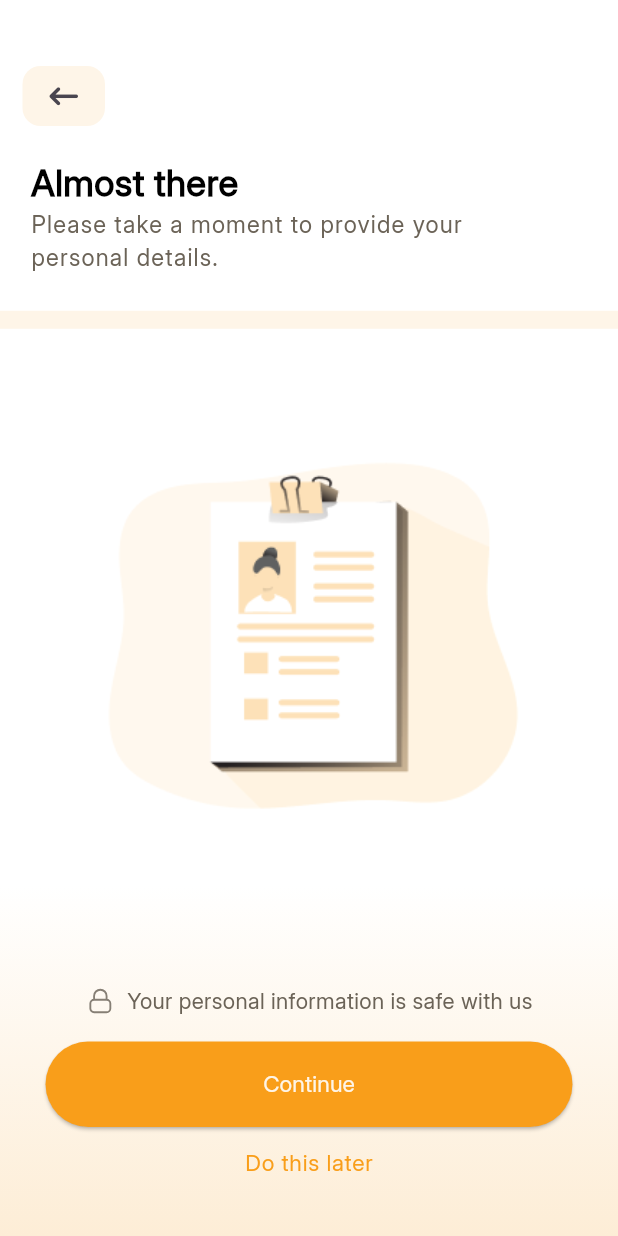
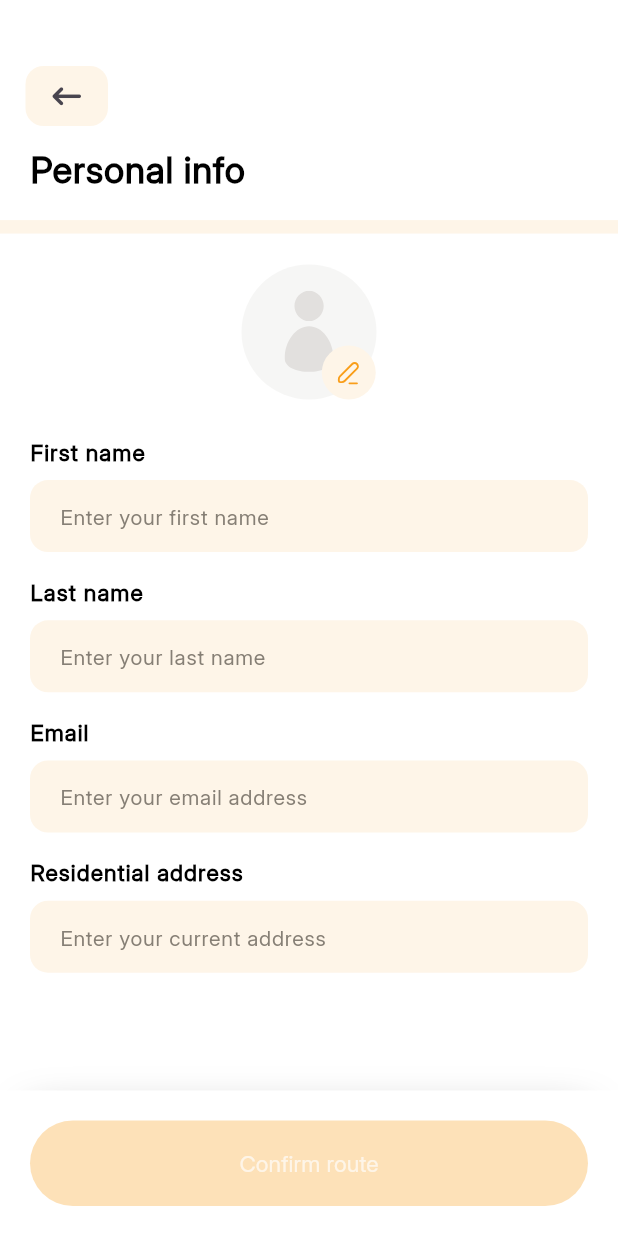
Before and after one commit to steve2700/toota-mobile-sa, a Flutter app: the screen it shows after launch, after a tap on "Continue", on a phone screen of 412 x 824 dp. Run offline on Flutter 3.47's test engine with Material 3 defaults, Android fonts, the phone set to English and light mode, and no system bars; our stand-ins replace flutter_svg, font_awesome_flutter.

Commit message:
`Added new routes and screens for KYC process`

```diff
--- a/toota_mobile_sa/lib/constants.dart
+++ b/toota_mobile_sa/lib/constants.dart
@@ -8,6 +8,8 @@ class AppColors {
   static const Color borderOutlineColor = Color(0xFFF99E1A);
   static const Color welcomeBorderColor = Color(0xFFE2E0DE);
   static const Color googleColor = Color(0xFF6B6357);
+  static const Color avatarColor = Color(0xFFF6F6F5);
+  static const Color inputFieldColor = Color(0xFF867F75);
 }
 
 class RouteNames {
@@ -15,4 +17,6 @@ class RouteNames {
   static const String role = '/role';
   static const String welcome = '/welcome';
   static const String onboarding = '/onboarding';
+  static const String kycone = '/kycone';
+  static const String kyctwo = '/kyctwo';
 }
--- a/toota_mobile_sa/lib/routes.dart
+++ b/toota_mobile_sa/lib/routes.dart
@@ -1,4 +1,6 @@
 import 'package:flutter/material.dart';
+import 'package:toota_mobile_sa/screens/KYC/kyc_screen_one.dart';
+import 'package:toota_mobile_sa/screens/KYC/kyc_screen_two.dart';
 import 'package:toota_mobile_sa/screens/Onboarding%20Page/onboarding.dart';
 import 'package:toota_mobile_sa/screens/role_screen.dart';
 import 'package:toota_mobile_sa/screens/Welcome%20Screen/welcome_screen.dart';
@@ -12,6 +14,8 @@ Map<String, WidgetBuilder> getAppRoutes() {
     RouteNames.role: (context) => const RoleScreen(),
     RouteNames.welcome: (context) => const WelcomeScreen(),
     RouteNames.onboarding: (context) =>  OnboardingScreen(),
+    RouteNames.kycone: (context) => KycScreenOne(),
+     RouteNames.kyctwo: (context) => KycScreenTwo(),
     // Add more routes as needed
   };
 }
--- /dev/null
+++ b/toota_mobile_sa/lib/screens/KYC/components/kyc_input_fields.dart
@@ -0,0 +1,91 @@
+import 'package:flutter/material.dart';
+import '../../../constants.dart';
+
+class InputField extends StatelessWidget {
+  final String label;
+  final String hintText;
+  final TextInputType type;
+  final TextEditingController controller;
+  final FocusNode focusNode;
+  final FocusNode? nextFocusNode;
+
+  const InputField({
+    super.key,
+    required this.label,
+    required this.hintText,
+    required this.type,
+    required this.controller,
+    required this.focusNode,
+    this.nextFocusNode,
+  });
+
+  @override
+  Widget build(BuildContext context) {
+    return Column(
+      crossAxisAlignment: CrossAxisAlignment.start,
+      children: [
+        Text(
+          label,
+          style: const TextStyle(
+            letterSpacing: 0.7,
+            fontFamily: "Inter",
+            fontSize: 15,
+            fontWeight: FontWeight.w600,
+            color: Colors.black,
+          ),
+        ),
+        const SizedBox(height: 8),
+        TextField(
+          controller: controller,
+          focusNode: focusNode,
+          textInputAction: nextFocusNode != null
+              ? TextInputAction.next
+              : TextInputAction.done, // Show "Next" or "Done" on keyboard
+          keyboardType: type,
+          onChanged: (value) {
+            // Move focus only if the field is not empty
+            if (value.isNotEmpty && nextFocusNode != null) {
+              FocusScope.of(context).requestFocus(nextFocusNode);
+            }
+          },
+          decoration: InputDecoration(
+            filled: true,
+            fillColor: AppColors.roleColor,
+            hintText: hintText,
+            hintStyle: const TextStyle(
+              letterSpacing: 0.5,
+              fontFamily: "Inter",
+              fontSize: 14,
+              fontWeight: FontWeight.w400,
+              color: AppColors.inputFieldColor,
+            ),
+            contentPadding: const EdgeInsets.symmetric(
+              horizontal: 16,
+              vertical: 12,
+            ),
+            border: OutlineInputBorder(
+              borderRadius: BorderRadius.circular(12),
+              borderSide: BorderSide.none,
+            ),
+          ),
+        ),
+      ],
+    );
+  }
+}
+
+
+// Controllers Class
+class KycControllers {
+  final TextEditingController firstNameController = TextEditingController();
+  final TextEditingController lastNameController = TextEditingController();
+  final TextEditingController emailController = TextEditingController();
+  final TextEditingController addressController = TextEditingController();
+
+  void dispose() {
+    firstNameController.dispose();
+    lastNameController.dispose();
+    emailController.dispose();
+    addressController.dispose();
+  }
+}
--- a/toota_mobile_sa/lib/screens/KYC/kyc_screen_one.dart
+++ b/toota_mobile_sa/lib/screens/KYC/kyc_screen_one.dart
@@ -1,5 +1,6 @@
 import 'package:flutter/material.dart';
 import 'package:flutter_svg/flutter_svg.dart';
+import 'package:toota_mobile_sa/screens/KYC/kyc_screen_two.dart';
 import 'package:toota_mobile_sa/screens/Welcome%20Screen/components/custom_button.dart';
 import '../../constants.dart';
 import '../Welcome Screen/components/arrow_back.dart';
@@ -85,7 +86,8 @@ class KycScreenOne extends StatelessWidget {
                     end: Alignment.bottomCenter,
                     colors: [
                       Colors.white, // White at the top
-                      Color.fromARGB(255, 253, 237, 214), // Orange at the bottom
+                      Color.fromARGB(
+                          255, 253, 237, 214), // Orange at the bottom
                     ],
                   ),
                 ),
@@ -106,7 +108,8 @@ class KycScreenOne extends StatelessWidget {
                             SvgAssetLoader("assets/images/lock-open.svg"),
                           ),
                           SizedBox(width: 8),
-                          Flexible( // Wrap the text in Flexible to avoid overflow
+                          Flexible(
+                            // Wrap the text in Flexible to avoid overflow
                             child: Text(
                               "Your personal information is safe with us",
                               style: TextStyle(
@@ -126,7 +129,10 @@ class KycScreenOne extends StatelessWidget {
                     CustomButton(
                       containerWidth: screenWidth * 0.88, // 88% of screen width
                       label: "Continue",
-                      function: () {},
+                      function: () {
+                        Navigator.push(context,
+                            MaterialPageRoute(builder: (context) => const KycScreenTwo()));
+                      },
                     ),
 
                     // Text Button
--- /dev/null
+++ b/toota_mobile_sa/lib/screens/KYC/kyc_screen_two.dart
@@ -0,0 +1,197 @@
+import 'package:flutter/material.dart';
+import 'package:flutter_svg/flutter_svg.dart';
+import 'package:toota_mobile_sa/screens/KYC/components/kyc_input_fields.dart';
+import 'package:toota_mobile_sa/screens/Welcome%20Screen/components/custom_button.dart';
+import '../../constants.dart';
+import '../Welcome Screen/components/arrow_back.dart';
+
+class KycScreenTwo extends StatefulWidget {
+  const KycScreenTwo({super.key});
+
+  @override
+  State<KycScreenTwo> createState() => _KycScreenTwoState();
+}
+
+class _KycScreenTwoState extends State<KycScreenTwo> {
+  final KycControllers kycControllers = KycControllers(); // Refactored controllers
+  bool isButtonEnabled = false;
+
+    // FocusNodes for managing focus transitions
+  final FocusNode firstNameFocus = FocusNode();
+  final FocusNode lastNameFocus = FocusNode();
+  final FocusNode emailFocus = FocusNode();
+  final FocusNode addressFocus = FocusNode();
+
+  @override
+  void initState() {
+    super.initState();
+    // Add listeners to check fields
+    kycControllers.firstNameController.addListener(checkFields);
+    kycControllers.lastNameController.addListener(checkFields);
+    kycControllers.emailController.addListener(checkFields);
+    kycControllers.addressController.addListener(checkFields);
+  }
+
+  @override
+  void dispose() {
+    kycControllers.dispose();
+    firstNameFocus.dispose();
+    lastNameFocus.dispose();
+    emailFocus.dispose();
+    addressFocus.dispose();
+    super.dispose();
+  }
+
+  void checkFields() {
+    setState(() {
+      isButtonEnabled = kycControllers.firstNameController.text.isNotEmpty &&
+          kycControllers.lastNameController.text.isNotEmpty &&
+          kycControllers.emailController.text.isNotEmpty &&
+          kycControllers.addressController.text.isNotEmpty;
+    });
+  }
+
+  @override
+  Widget build(BuildContext context) {
+    final double screenHeight = MediaQuery.of(context).size.height;
+    final double screenWidth = MediaQuery.of(context).size.width;
+
+    return Scaffold(
+      backgroundColor: Colors.white,
+      body: SafeArea(
+        child: Column(
+          children: [
+            Expanded(
+              child: SingleChildScrollView(
+                child: Column(
+                  crossAxisAlignment: CrossAxisAlignment.start,
+                  children: [
+                    const Padding(
+                      padding: EdgeInsets.only(left: 2.0),
+                      child: ArrowBack(),
+                    ),
+                    SizedBox(height: screenHeight * 0.01),
+                    const Padding(
+                      padding: EdgeInsets.symmetric(horizontal: 20.0),
+                      child: Text(
+                        "Personal info",
+                        style: TextStyle(
+                          letterSpacing: 0.5,
+                          fontFamily: "Inter",
+                          fontSize: 24,
+                          fontWeight: FontWeight.w800,
+                          color: Colors.black,
+                        ),
+                      ),
+                    ),
+                    SizedBox(height: screenHeight * 0.02),
+                    Container(
+                      height: 9,
+                      width: double.infinity,
+                      color: AppColors.roleColor,
+                    ),
+                    SizedBox(height: screenHeight * 0.025),
+                    Center(
+                      child: Stack(
+                        alignment: Alignment.center,
+                        children: [
+                          CircleAvatar(
+                            backgroundColor: AppColors.avatarColor,
+                            radius: 45,
+                            child: SvgPicture.asset("assets/images/person.svg"),
+                          ),
+                          Positioned(
+                            bottom: 0,
+                            right: 0,
+                            child: Container(
+                              padding: const EdgeInsets.all(8),
+                              decoration: const BoxDecoration(
+                                shape: BoxShape.circle,
+                                color: AppColors.roleColor,
+                              ),
+                              child: GestureDetector(
+                                onTap: () {},
+                                child: SvgPicture.asset(
+                                    "assets/images/pencil-edit.svg"),
+                              ),
+                            ),
+                          ),
+                        ],
+                      ),
+                    ),
+                    SizedBox(height: screenHeight * 0.03),
+                    Padding(
+                      padding: const EdgeInsets.symmetric(horizontal: 20.0),
+                      child: Column(
+                        crossAxisAlignment: CrossAxisAlignment.start,
+                        children: [
+                             InputField(
+                            label: "First name",
+                            hintText: "Enter your first name",
+                            controller: kycControllers.firstNameController,
+                            type: TextInputType.name,
+                            focusNode: firstNameFocus,
+                            nextFocusNode: lastNameFocus,
+                          ),
+                          SizedBox(height: screenHeight * 0.02),
+                          InputField(
+                            label: "Last name",
+                            hintText: "Enter your last name",
+                            controller: kycControllers.lastNameController,
+                            type: TextInputType.name,
+                            focusNode: lastNameFocus,
+                            nextFocusNode: emailFocus,
+                          ),
+                          SizedBox(height: screenHeight * 0.02),
+                          InputField(
+                            label: "Email",
+                            hintText: "Enter your email address",
+                            controller: kycControllers.emailController,
+                            type: TextInputType.emailAddress,
+                            focusNode: emailFocus,
+                            nextFocusNode: addressFocus,
+                          ),
+                          SizedBox(height: screenHeight * 0.02),
+                          InputField(
+                            label: "Residential address",
+                            hintText: "Enter your current address",
+                            controller: kycControllers.addressController,
+                            type: TextInputType.streetAddress,
+                            focusNode: addressFocus,
+                          ),
+                        ],
+                      ),
+                    ),
+                  ],
+                ),
+              ),
+            ),
+            Container(
+              width: double.infinity,
+              padding: const EdgeInsets.symmetric(horizontal: 20, vertical: 20),
+              decoration: BoxDecoration(
+                color: Colors.white,
+                boxShadow: [
+                  BoxShadow(
+                    color: Colors.black.withOpacity(0.35),
+                    offset: const Offset(0, -3),
+                    blurRadius: 25,
+                    spreadRadius: -20,
+                  ),
+                ],
+              ),
+              child: CustomButton(
+                containerWidth: screenWidth * 0.80,
+                label: "Confirm route",
+                function: isButtonEnabled ? () {} : null,
+                color: isButtonEnabled
+                    ? AppColors.borderOutlineColor
+                    : AppColors.disabledButtonColor,
+              ),
+            ),
+          ],
+        ),
+      ),
+    );
+  }
+}
--- a/toota_mobile_sa/lib/screens/Welcome Screen/components/custom_button.dart
+++ b/toota_mobile_sa/lib/screens/Welcome Screen/components/custom_button.dart
@@ -5,13 +5,13 @@ import '../../../constants.dart';
 class CustomButton extends StatelessWidget {
   final double containerWidth;
   final String label;
-  final VoidCallback function;
+  final VoidCallback? function;
 
   const CustomButton(
       {super.key,
       required this.containerWidth,
       required this.label,
-      required this.function,});
+      required this.function,  Color? color,});
 
   @override
   Widget build(BuildContext context) {
@@ -23,7 +23,18 @@ class CustomButton extends StatelessWidget {
               containerWidth * 0.4, // Adjust padding based on screen width
           vertical: 18,
         ),
-      ),
+      ).copyWith(
+                  // Define the disabled state explicitly
+                  backgroundColor: WidgetStateProperty.resolveWith<Color>(
+                    (Set<WidgetState> states) {
+                      if (states.contains(WidgetState.disabled)) {
+                        return AppColors
+                            .disabledButtonColor; // Use your custom disabled color
+                      }
+                      return AppColors.borderOutlineColor; // Default enabled color
+                    },
+                  ),
+                ),
       onPressed: function,
       child: Text(
         label,
```
Also changed, not shown: toota_mobile_sa/assets/images/pencil-edit.svg (added), toota_mobile_sa/assets/images/person.svg (added).
